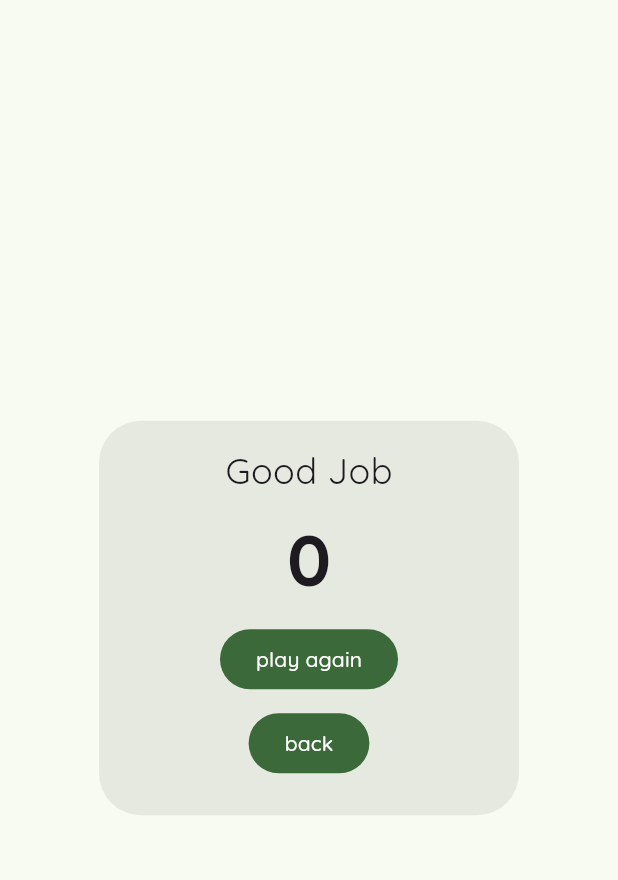
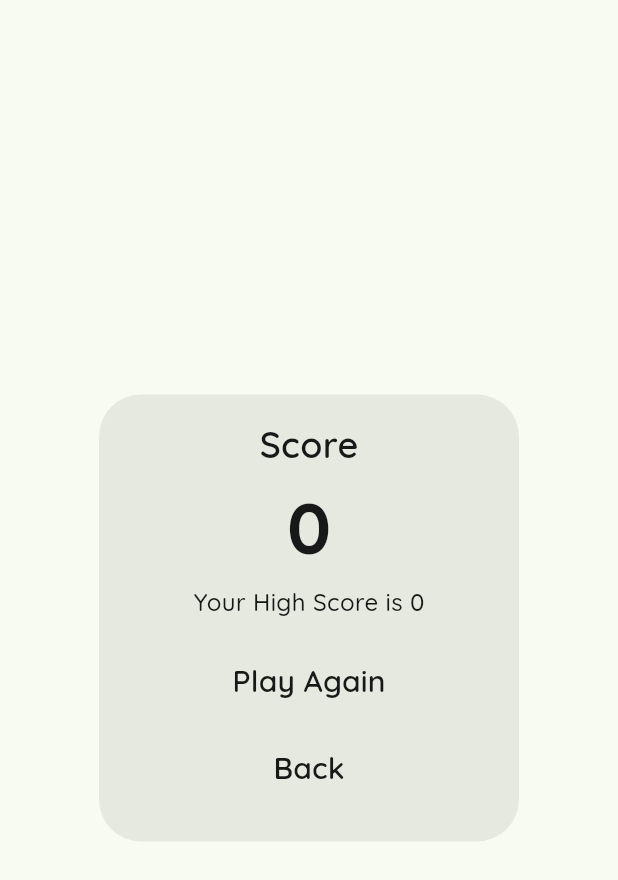
Before and after one commit to ne-supanat/project_s, a Flutter app: the ChalengeEndDialog widget shown alone on an empty page, opened directly with empty values, on a phone screen of 412 x 824 dp. Shown: the top 880 px of the screen. Run offline on Flutter 3.47's test engine with Material 3 defaults, Android fonts, the phone set to English and light mode, and no system bars; our stand-ins replace dotted_border, flutter_bloc, get_it, google_fonts, shared_preferences; accounts and stored records are empty; network calls fail.

```diff
--- a/lib/constants/app_text_style.dart
+++ b/lib/constants/app_text_style.dart
@@ -1,14 +1,16 @@
 import 'package:flutter/material.dart';
+import 'package:google_fonts/google_fonts.dart';
 
 import 'color_name.dart';
 
 class AppTextStyle {
-  static TextStyle get base => const TextStyle().size16.regular.black;
+  static TextStyle get base => GoogleFonts.quicksand().size16.regular.black;
 }
 
 extension TextStyleHelpers on TextStyle {
   TextStyle get size16 => copyWith(fontSize: 16);
   TextStyle get size24 => copyWith(fontSize: 24);
+  TextStyle get size28 => copyWith(fontSize: 28);
 
   TextStyle get black => copyWith(color: ColorNames.black);
 
--- /dev/null
+++ b/lib/helpers/sharedpref.dart
@@ -0,0 +1,19 @@
+import 'package:shared_preferences/shared_preferences.dart';
+
+class SharedPref {
+  static const highScoreKey = 'HIGH_SCORE_KEY';
+
+  final SharedPreferences prefs;
+
+  SharedPref(this.prefs);
+
+  Future init() async {}
+
+  Future writeHighScore(int score) async {
+    await prefs.setInt(highScoreKey, score);
+  }
+
+  int getHighScore() {
+    return prefs.getInt(highScoreKey) ?? 0;
+  }
+}
--- a/lib/pages/chalenge_select_page_view.dart
+++ b/lib/pages/chalenge_select_page_view.dart
@@ -32,7 +32,7 @@ class ChalengeSelectPageView extends StatelessWidget {
           child: Column(
             mainAxisSize: MainAxisSize.min,
             children: [
-              Text('Difficulty', style: AppTextStyle.base.size24.bold),
+              Text('- Difficulty -', style: AppTextStyle.base.size28.bold),
               const SizedBox(height: 24),
               chalengeItem(context, ChalengeLevel.beginner),
               const SizedBox(height: 16),
--- a/lib/widgets/chalenge_end_dialog.dart
+++ b/lib/widgets/chalenge_end_dialog.dart
@@ -1,14 +1,18 @@
 import 'package:flutter/material.dart';
+import '../constants/app_text_style.dart';
+import 'menu_item.dart';
 
 class ChalengeEndDialog extends StatelessWidget {
   const ChalengeEndDialog({
     super.key,
     required this.score,
+    required this.highScore,
     required this.onPlayAgain,
     required this.onBack,
   });
 
   final num score;
+  final num highScore;
   final Function() onPlayAgain;
   final Function() onBack;
 
@@ -19,25 +23,30 @@ class ChalengeEndDialog extends StatelessWidget {
         mainAxisAlignment: MainAxisAlignment.center,
         mainAxisSize: MainAxisSize.min,
         children: [
-          const Text(
-            'Good Job',
-            style: TextStyle(fontSize: 24),
+          Text(
+            'Score',
+            style: AppTextStyle.base.size24.semibold,
+          ),
+          const SizedBox(height: 4),
+          Text(
+            score.toString(),
+            style: AppTextStyle.base.bold.copyWith(fontSize: 48),
+          ),
+          const SizedBox(height: 4),
+          Text(
+            score > highScore ? 'New High Score' : 'Your High Score is $highScore',
+            style: AppTextStyle.base,
+          ),
+          const SizedBox(height: 16),
+          MenuItem(
+            onTap: onPlayAgain,
+            text: 'Play Again',
           ),
           const SizedBox(height: 8),
-          Text(
-            score.toString(),
-            style: const TextStyle(fontSize: 48, fontWeight: FontWeight.bold),
+          MenuItem(
+            onTap: onBack,
+            text: 'Back',
           ),
-          const SizedBox(height: 8),
-          FilledButton(
-            onPressed: onPlayAgain,
-            child: const Text('play again'),
-          ),
-          const SizedBox(height: 8),
-          FilledButton(
-            onPressed: onBack,
-            child: const Text('back'),
-          )
         ],
       ),
     );
--- a/lib/widgets/chalenge_item.dart
+++ b/lib/widgets/chalenge_item.dart
@@ -2,7 +2,6 @@ import 'package:flutter/material.dart';
 import 'package:project_s/constants/chalenge_level.dart';
 
 import '../constants/app_text_style.dart';
-import '../constants/color_name.dart';
 
 class ChalengeItem extends StatefulWidget {
   const ChalengeItem({super.key, required this.level, required this.onTap});
@@ -22,12 +21,11 @@ class _ChalengeItemState extends State<ChalengeItem> {
     return TextButton(
       onPressed: widget.onTap,
       style: TextButton.styleFrom(
-        surfaceTintColor: Colors.white,
         minimumSize: const Size(double.infinity, 50),
       ),
       child: Text(
         widget.level.name,
-        style: AppTextStyle.base.size24,
+        style: AppTextStyle.base.size24.bold,
       ),
     );
   }
--- a/lib/widgets/menu_item.dart
+++ b/lib/widgets/menu_item.dart
@@ -19,7 +19,6 @@ class _MenuItemState extends State<MenuItem> {
     return TextButton(
       onPressed: widget.onTap,
       style: TextButton.styleFrom(
-        surfaceTintColor: Colors.white,
         minimumSize: const Size(double.infinity, 50),
       ),
       child: Text(
--- a/pubspec.yaml
+++ b/pubspec.yaml
@@ -36,6 +36,7 @@ dependencies:
   dotted_border: ^2.1.0
   google_fonts: ^6.1.0
   spider: ^4.2.2
+  shared_preferences: ^2.2.2
 
 dev_dependencies:
   flutter_test:
```
Also changed, not shown: lib/main.dart (+21 -4 lines), lib/pages/game_page_controller.dart (+20 -4 lines), lib/pages/game_page_view.dart (+79 -38 lines), lib/widgets/bin_placeholder.dart (+16 -3 lines), pubspec.lock, 1 other file.
